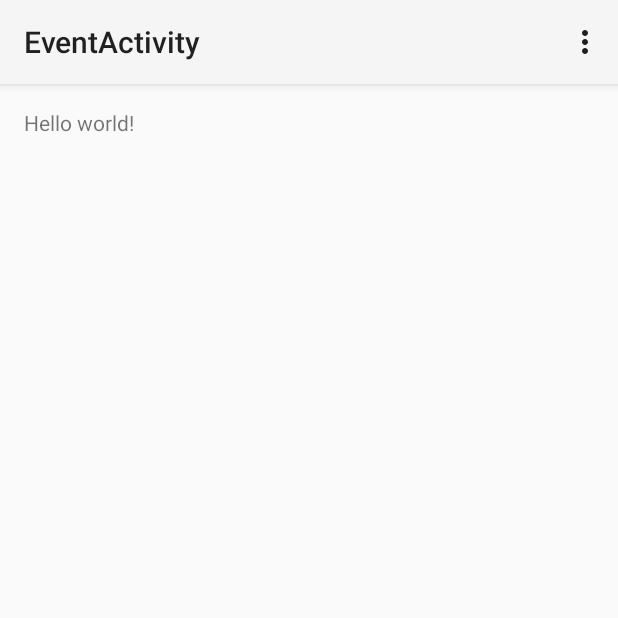
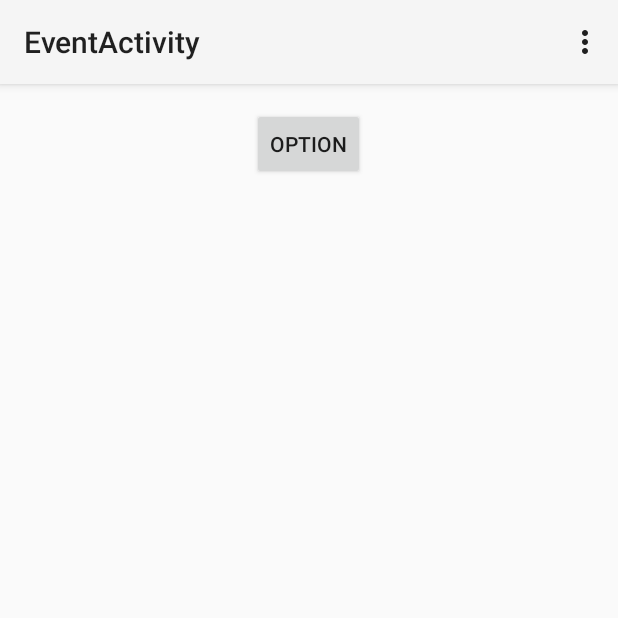
Before and after one commit to Nerrtica/CAUnter2015, an Android app: the EventActivity screen opened directly, with no data from a screen before it, on a phone screen of 412 x 824 dp, the top half of it. Run offline under Robolectric (Android 15) with nearby library versions, the phone set to English and light mode, and no system bars.

Commit message:
activity setup
required help.

```diff
--- a/app/src/main/AndroidManifest.xml
+++ b/app/src/main/AndroidManifest.xml
@@ -24,6 +24,10 @@
             android:name=".dealActivity.DealActivity"
             android:label="@string/title_activity_deal" >
         </activity>
+        <activity
+            android:name=".eventsetupactivity.EventCreationDialog"
+            android:label="@string/title_activity_event_creation_dialog" >
+        </activity>
     </application>
 
 </manifest>
--- a/app/src/main/java/kr/ac/cau/cse/caunter2015/eventsetupactivity/EventActivity.java
+++ b/app/src/main/java/kr/ac/cau/cse/caunter2015/eventsetupactivity/EventActivity.java
@@ -5,23 +5,24 @@ import android.os.Bundle;
 import android.view.Menu;
 import android.view.MenuItem;
 
+import java.sql.Timestamp;
+
 import kr.ac.cau.cse.caunter2015.R;
+import kr.ac.cau.cse.caunter2015.eventsetupactivity.model.EventData;
+import kr.ac.cau.cse.caunter2015.eventsetupactivity.model.EventList;
 
 public class EventActivity extends Activity {
-
     @Override
     protected void onCreate(Bundle savedInstanceState) {
         super.onCreate(savedInstanceState);
         setContentView(R.layout.activity_event);
     }
-
     @Override
     public boolean onCreateOptionsMenu(Menu menu) {
         // Inflate the menu; this adds items to the action bar if it is present.
         getMenuInflater().inflate(R.menu.menu_event, menu);
         return true;
     }
-
     @Override
     public boolean onOptionsItemSelected(MenuItem item) {
         // Handle action bar item clicks here. The action bar will
@@ -36,4 +37,23 @@ public class EventActivity extends Activity {
 
         return super.onOptionsItemSelected(item);
     }
+
+    private EventList eventList = new EventList();
+
+    private void initEventList() {
+        //From database, the data of recently created events should be drawn out.
+    }
+
+    private void addEvent(EventData newEvent) {
+    }
+
+    private void deleteEvent(EventData targetEvent) {
+
+    }
+
+    private void editEvent(EventData targetEvent,String name,Timestamp sDate, Timestamp eDate) {
+        targetEvent.setEventName(name);
+        targetEvent.editStart(sDate);
+        targetEvent.editEnds(eDate);
+    }
 }
--- a/app/src/main/java/kr/ac/cau/cse/caunter2015/eventsetupactivity/EventCreationDialog.java
+++ b/app/src/main/java/kr/ac/cau/cse/caunter2015/eventsetupactivity/EventCreationDialog.java
@@ -1,14 +1,10 @@
 package kr.ac.cau.cse.caunter2015.eventsetupactivity;
 
-import android.app.Activity;
 import android.app.Dialog;
-import android.os.Bundle;
-import android.view.Menu;
-import android.view.MenuItem;
 
 import java.sql.Timestamp;
 
-import kr.ac.cau.cse.caunter2015.R;
+import kr.ac.cau.cse.caunter2015.eventsetupactivity.model.EventData;
 
 public class EventCreationDialog extends Dialog {
 /*
--- a/app/src/main/res/layout/activity_event.xml
+++ b/app/src/main/res/layout/activity_event.xml
@@ -6,7 +6,25 @@
     android:paddingBottom="@dimen/activity_vertical_margin"
     tools:context="kr.ac.cau.cse.caunter2015.eventsetupactivity.EventActivity">
 
-    <TextView android:text="@string/hello_world" android:layout_width="wrap_content"
-        android:layout_height="wrap_content" />
+    <ListView
+        android:layout_width="fill_parent"
+        android:layout_height="fill_parent"
+        android:id="@+id/listView"
+        android:layout_marginLeft="0dp"
+        android:layout_marginRight="0dp"
+        android:layout_marginBottom="0dp"
+        android:layout_alignParentTop="false"
+        android:layout_alignParentLeft="false"
+        android:layout_alignParentBottom="false"
+        android:layout_alignParentRight="false" />
+
+    <Button
+        style="?android:attr/buttonStyleSmall"
+        android:layout_width="wrap_content"
+        android:layout_height="wrap_content"
+        android:text="option"
+        android:id="@+id/button"
+        android:layout_alignParentTop="true"
+        android:layout_centerHorizontal="true" />
 
 </RelativeLayout>
--- a/app/src/main/res/values/strings.xml
+++ b/app/src/main/res/values/strings.xml
@@ -5,4 +5,5 @@
     <string name="action_settings">Settings</string>
     <string name="title_activity_event">EventActivity</string>
     <string name="title_activity_deal">DealActivity</string>
+    <string name="title_activity_event_creation_dialog">EventCreationDialog</string>
 </resources>
```
